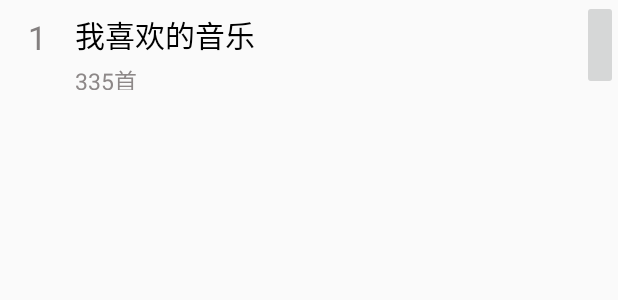
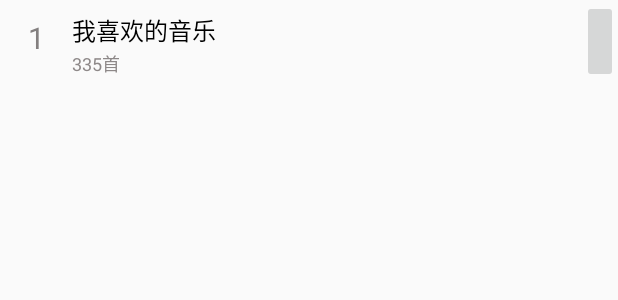
Before and after one commit to RottenOnion/CloudMusic, an Android app: the layout song_item.xml on its own in the app's theme, with its tools: preview values and no code run, on a phone screen of 412 x 824 dp. Shown: the top 300 px of the screen. Run offline under Robolectric (Android 15) with nearby library versions, the phone set to English and light mode, and no system bars.

Commit message:
local song done

```diff
--- a/app/build.gradle
+++ b/app/build.gradle
@@ -6,7 +6,7 @@ android {
     defaultConfig {
         applicationId "com.example.cloudmusic"
         minSdkVersion 14
-        targetSdkVersion 24
+        targetSdkVersion 22
         versionCode 1
         versionName "1.0"
         testInstrumentationRunner "android.support.test.runner.AndroidJUnitRunner"
--- a/app/src/main/java/com/example/cloudmusic/utils/ScanMusic.java
+++ b/app/src/main/java/com/example/cloudmusic/utils/ScanMusic.java
@@ -31,7 +31,7 @@ public class ScanMusic {
         if (cursor != null) {
             while (cursor.moveToNext()) {
                 LocalSong song = new LocalSong();
-                song.setSong(cursor.getString(cursor.getColumnIndexOrThrow(MediaStore.Audio.Media.DISPLAY_NAME)));
+                song.setSong(cursor.getString(cursor.getColumnIndexOrThrow(MediaStore.Audio.Media.DISPLAY_NAME)).replace(".mp3","").replace(" ",""));
                 song.setSinger(cursor.getString(cursor.getColumnIndexOrThrow(MediaStore.Audio.Media.ARTIST)));
                 song.setPath(cursor.getString(cursor.getColumnIndexOrThrow(MediaStore.Audio.Media.DATA)));
                 song.setDuration(cursor.getInt(cursor.getColumnIndexOrThrow(MediaStore.Audio.Media.DURATION)));
@@ -41,6 +41,9 @@ public class ScanMusic {
                     song.setSinger(str[0]);
                     song.setSong(str[1]);
                 }
+
+
+
                 songList.add(song);
             }
             cursor.close();
--- a/app/src/main/res/layout/activity_music_library.xml
+++ b/app/src/main/res/layout/activity_music_library.xml
@@ -1,5 +1,6 @@
 <?xml version="1.0" encoding="utf-8"?>
-<android.support.design.widget.CoordinatorLayout xmlns:android="http://schemas.android.com/apk/res/android"
+<android.support.design.widget.CoordinatorLayout
+    xmlns:android="http://schemas.android.com/apk/res/android"
     android:layout_width="match_parent"
     android:layout_height="match_parent"
     xmlns:app="http://schemas.android.com/apk/res-auto"
@@ -23,6 +24,7 @@
 
 
     <android.support.v4.widget.SwipeRefreshLayout
+        android:id="@+id/swipe_layout"
         android:layout_width="match_parent"
         android:layout_height="match_parent"
         app:layout_behavior="@string/appbar_scrolling_view_behavior"
@@ -35,4 +37,4 @@
 
     </android.support.v4.widget.SwipeRefreshLayout>
 
-</android.support.design.widget.CoordinatorLayout>
+</android.support.design.widget.CoordinatorLayout >
--- a/app/src/main/res/layout/song_item.xml
+++ b/app/src/main/res/layout/song_item.xml
@@ -1,15 +1,16 @@
 <?xml version="1.0" encoding="utf-8"?>
 <LinearLayout xmlns:android="http://schemas.android.com/apk/res/android"
+    android:id="@+id/song_view"
     android:orientation="horizontal"
     android:layout_width="match_parent"
-    android:layout_height="60dp">
+    android:layout_height="55dp">
 
     <TextView
         android:gravity="center"
         android:id="@+id/song_number"
-        android:layout_width="50dp"
+        android:layout_width="48dp"
         android:layout_height="50dp"
-        android:textSize="22sp"
+        android:textSize="20sp"
         android:text="1"
         android:textColor="#837f7f"
         />
@@ -25,7 +26,7 @@
             android:layout_width="wrap_content"
             android:layout_height="wrap_content"
             android:layout_marginTop="8dp"
-            android:textSize="20sp"
+            android:textSize="16sp"
             android:textColor="#000000"
             android:text="我喜欢的音乐"
             />
@@ -34,8 +35,9 @@
             android:id="@+id/song_singer"
             android:layout_width="wrap_content"
             android:layout_height="wrap_content"
-            android:layout_marginTop="4dp"
-            android:textSize="15sp"
+            android:layout_marginTop="1dp"
+
+            android:textSize="12sp"
             android:textColor="#8d8888"
             android:text="335首"/>
 
@@ -49,9 +51,7 @@
             android:id="@+id/song_btn"
             android:layout_width="wrap_content"
             android:layout_height="match_parent"
-
             />
-
     </LinearLayout>
 
 
```
Also changed, not shown: app/src/main/AndroidManifest.xml (+11 -0 lines), app/src/main/java/com/example/cloudmusic/adapter/SongAdapter.java (+18 -4 lines), app/src/main/java/com/example/cloudmusic/module/LibraryActivity.java (+36 -3 lines), app/src/main/java/com/example/cloudmusic/module/MainActivity.java (+6 -2 lines).
